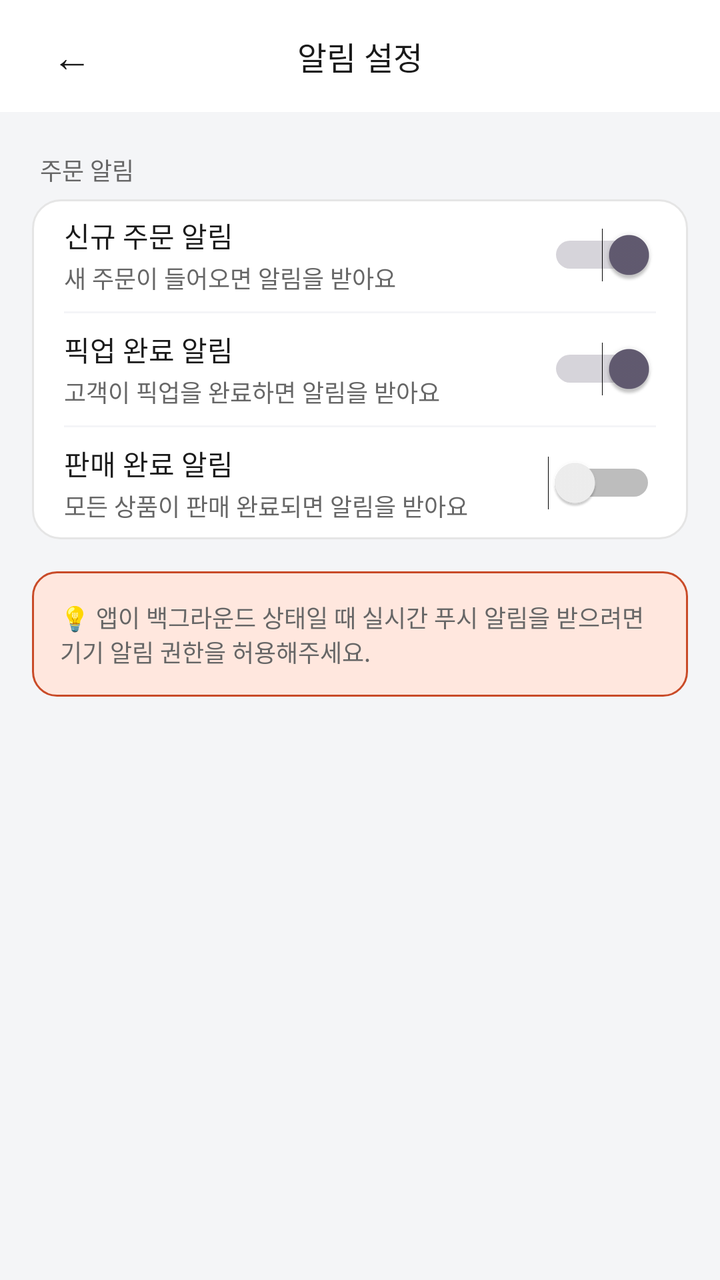
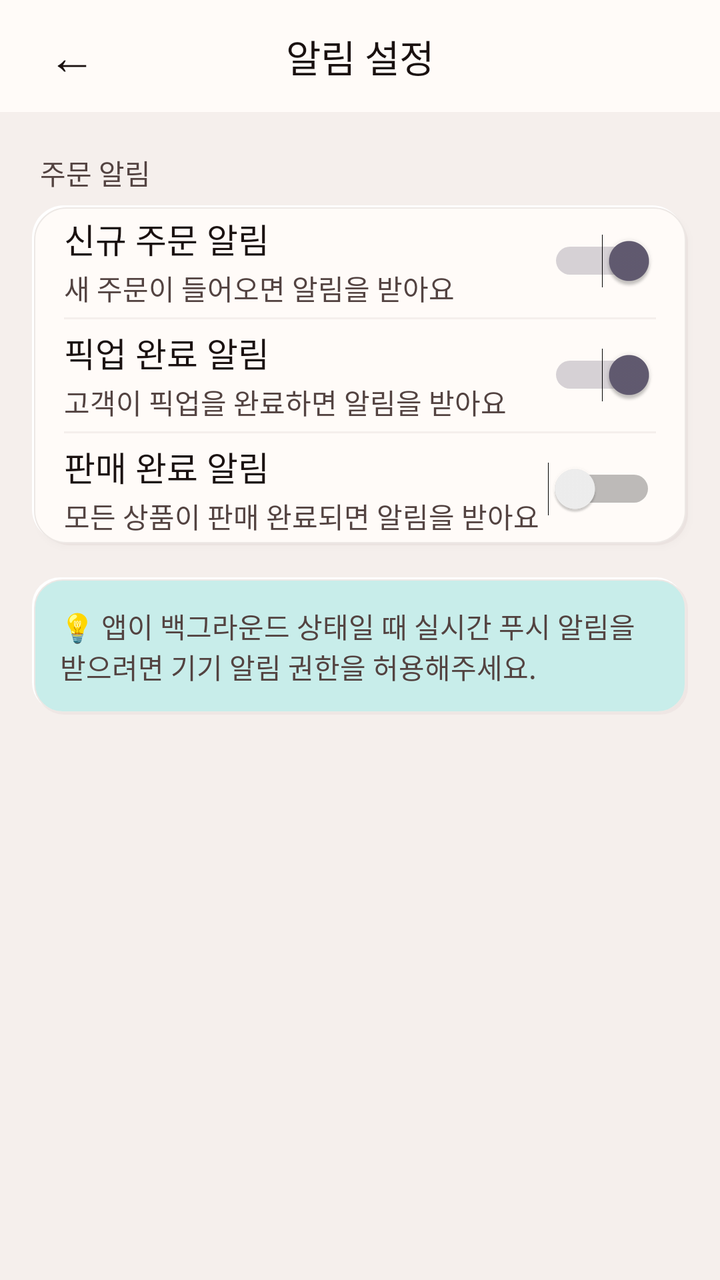

Compare the two renders of this Android layout. The source of the first and the diff that turns it into the second are given below.
<!-- AndroidManifest.xml: application theme Theme.Deuktemsiru_seller -->
<!-- res/layout/activity_notification_settings.xml -->
<?xml version="1.0" encoding="utf-8"?>

<LinearLayout
    xmlns:android="http://schemas.android.com/apk/res/android"
    android:layout_width="match_parent"
    android:layout_height="match_parent"
    android:orientation="vertical"
    android:background="@color/surface">

    
    <LinearLayout
        android:layout_width="match_parent"
        android:layout_height="56dp"
        android:orientation="horizontal"
        android:gravity="center_vertical"
        android:paddingHorizontal="16dp"
        android:background="@color/white">

        <TextView
            android:id="@+id/btn_back"
            android:layout_width="40dp"
            android:layout_height="40dp"
            android:gravity="center"
            android:text="←"
            android:textSize="20sp"
            android:textColor="@color/text"
            android:clickable="true"
            android:focusable="true" />

        <TextView
            android:layout_width="0dp"
            android:layout_height="wrap_content"
            android:layout_weight="1"
            android:gravity="center"
            android:text="알림 설정"
            android:textSize="16sp"
            android:textColor="@color/text"
            android:fontFamily="sans-serif-medium" />

        <View android:layout_width="40dp" android:layout_height="40dp" />

    </LinearLayout>

    
    <TextView
        android:layout_width="wrap_content"
        android:layout_height="wrap_content"
        android:text="주문 알림"
        android:textSize="12sp"
        android:textColor="@color/text_sub"
        android:layout_marginHorizontal="20dp"
        android:layout_marginTop="20dp"
        android:layout_marginBottom="6dp" />

    <LinearLayout
        android:layout_width="match_parent"
        android:layout_height="wrap_content"
        android:orientation="vertical"
        android:background="@drawable/bg_card_white"
        android:layout_marginHorizontal="16dp">

        
        <LinearLayout
            android:layout_width="match_parent"
            android:layout_height="56dp"
            android:orientation="horizontal"
            android:gravity="center_vertical"
            android:paddingHorizontal="16dp">

            <LinearLayout
                android:layout_width="0dp"
                android:layout_height="wrap_content"
                android:layout_weight="1"
                android:orientation="vertical">

                <TextView
                    android:layout_width="wrap_content"
                    android:layout_height="wrap_content"
                    android:text="신규 주문 알림"
                    android:textSize="14sp"
                    android:textColor="@color/text" />

                <TextView
                    android:layout_width="wrap_content"
                    android:layout_height="wrap_content"
                    android:text="새 주문이 들어오면 알림을 받아요"
                    android:textSize="12sp"
                    android:textColor="@color/text_sub"
                    android:layout_marginTop="2dp" />

            </LinearLayout>

            <Switch
                android:id="@+id/switch_new_order"
                android:layout_width="wrap_content"
                android:layout_height="wrap_content"
                android:checked="true" />

        </LinearLayout>

        <View
            android:layout_width="match_parent"
            android:layout_height="1dp"
            android:background="@color/surface"
            android:layout_marginHorizontal="16dp" />

        
        <LinearLayout
            android:layout_width="match_parent"
            android:layout_height="56dp"
            android:orientation="horizontal"
            android:gravity="center_vertical"
            android:paddingHorizontal="16dp">

            <LinearLayout
                android:layout_width="0dp"
                android:layout_height="wrap_content"
                android:layout_weight="1"
                android:orientation="vertical">

                <TextView
                    android:layout_width="wrap_content"
                    android:layout_height="wrap_content"
                    android:text="픽업 완료 알림"
                    android:textSize="14sp"
                    android:textColor="@color/text" />

                <TextView
                    android:layout_width="wrap_content"
                    android:layout_height="wrap_content"
                    android:text="고객이 픽업을 완료하면 알림을 받아요"
                    android:textSize="12sp"
                    android:textColor="@color/text_sub"
                    android:layout_marginTop="2dp" />

            </LinearLayout>

            <Switch
                android:id="@+id/switch_pickup_complete"
                android:layout_width="wrap_content"
                android:layout_height="wrap_content"
                android:checked="true" />

        </LinearLayout>

        <View
            android:layout_width="match_parent"
            android:layout_height="1dp"
            android:background="@color/surface"
            android:layout_marginHorizontal="16dp" />

        
        <LinearLayout
            android:layout_width="match_parent"
            android:layout_height="56dp"
            android:orientation="horizontal"
            android:gravity="center_vertical"
            android:paddingHorizontal="16dp">

            <LinearLayout
                android:layout_width="0dp"
                android:layout_height="wrap_content"
                android:layout_weight="1"
                android:orientation="vertical">

                <TextView
                    android:layout_width="wrap_content"
                    android:layout_height="wrap_content"
                    android:text="판매 완료 알림"
                    android:textSize="14sp"
                    android:textColor="@color/text" />

                <TextView
                    android:layout_width="wrap_content"
                    android:layout_height="wrap_content"
                    android:text="모든 상품이 판매 완료되면 알림을 받아요"
                    android:textSize="12sp"
                    android:textColor="@color/text_sub"
                    android:layout_marginTop="2dp" />

            </LinearLayout>

            <Switch
                android:id="@+id/switch_sale_complete"
                android:layout_width="wrap_content"
                android:layout_height="wrap_content"
                android:checked="false" />

        </LinearLayout>

    </LinearLayout>

    
    <LinearLayout
        android:layout_width="match_parent"
        android:layout_height="wrap_content"
        android:orientation="horizontal"
        android:gravity="center_vertical"
        android:background="@drawable/bg_insight_box"
        android:padding="14dp"
        android:layout_marginHorizontal="16dp"
        android:layout_marginTop="16dp">

        <TextView
            android:layout_width="0dp"
            android:layout_height="wrap_content"
            android:layout_weight="1"
            android:text="💡 앱이 백그라운드 상태일 때 실시간 푸시 알림을 받으려면 기기 알림 권한을 허용해주세요."
            android:textSize="12sp"
            android:textColor="@color/text_sub" />

    </LinearLayout>

</LinearLayout>
<!-- resources referenced by this layout -->
<resources>
  <color name="surface">#FFF4F5F7</color>
  <color name="text">#FF1A1A1A</color>
  <color name="text_sub">#FF666666</color>
  <color name="white">#FFFFFFFF</color>
  <!-- drawable bg_card_white (drawable) -->
  <?xml version="1.0" encoding="utf-8"?>
  
  <shape xmlns:android="http://schemas.android.com/apk/res/android"
      android:shape="rectangle">
      <solid android:color="#FFFFFF" />
      <stroke android:width="1dp" android:color="#E5E5E5" />
      <corners android:radius="14dp" />
  </shape>
  <!-- drawable bg_insight_box (drawable) -->
  <?xml version="1.0" encoding="utf-8"?>
  
  <shape xmlns:android="http://schemas.android.com/apk/res/android"
      android:shape="rectangle">
      <solid android:color="@color/primary_light" />
      <stroke android:width="1dp" android:color="@color/primary" />
      <corners android:radius="12dp" />
  </shape>
  <style name="Theme.Deuktemsiru_seller" parent="Base.Theme.Deuktemsiru_seller" />
  <color name="primary_light">#FFFFE7DE</color>
  <color name="primary">#FFC94B28</color>
  <style name="Base.Theme.Deuktemsiru_seller" parent="Theme.Material3.Light.NoActionBar">
          <item name="colorPrimary">@color/primary</item>
          <item name="colorPrimaryVariant">@color/primary_dark</item>
          <item name="colorOnPrimary">@color/white</item>
          <item name="colorSurface">@color/surface</item>
          <item name="android:colorBackground">@color/surface</item>
          <item name="android:fontFamily">sans-serif</item>
          <item name="bottomNavigationStyle">@style/Widget.App.BottomNav</item>
      </style>
  <color name="primary_dark">#FF8A2F19</color>
  <style name="Widget.App.BottomNav" parent="Widget.Material3.BottomNavigationView">
          <item name="itemIconTint">@color/bottom_nav_color</item>
          <item name="itemTextColor">@color/bottom_nav_color</item>
          <item name="itemActiveIndicatorStyle">@style/Widget.App.ActiveIndicator</item>
      </style>
  <style name="Widget.App.ActiveIndicator" parent="Widget.Material3.BottomNavigationView.ActiveIndicator">
          <item name="android:color">@color/primary_light</item>
      </style>
</resources>

<!-- the commit's change to res/layout/activity_notification_settings.xml (unified diff, before → after) -->
@@ -14,7 +14,7 @@
         android:orientation="horizontal"
         android:gravity="center_vertical"
         android:paddingHorizontal="16dp"
-        android:background="@color/white">
+        android:background="@color/surface_alt">
 
         <TextView
             android:id="@+id/btn_back"
@@ -22,7 +22,7 @@
             android:layout_height="40dp"
             android:gravity="center"
             android:text="←"
-            android:textSize="20sp"
+            android:textSize="24sp"
             android:textColor="@color/text"
             android:clickable="true"
             android:focusable="true" />
@@ -33,7 +33,7 @@
             android:layout_weight="1"
             android:gravity="center"
             android:text="알림 설정"
-            android:textSize="16sp"
+            android:textSize="19sp"
             android:textColor="@color/text"
             android:fontFamily="sans-serif-medium" />
 
@@ -46,7 +46,7 @@
         android:layout_width="wrap_content"
         android:layout_height="wrap_content"
         android:text="주문 알림"
-        android:textSize="12sp"
+        android:textSize="14sp"
         android:textColor="@color/text_sub"
         android:layout_marginHorizontal="20dp"
         android:layout_marginTop="20dp"
@@ -57,6 +57,7 @@
         android:layout_height="wrap_content"
         android:orientation="vertical"
         android:background="@drawable/bg_card_white"
+    android:elevation="2dp"
         android:layout_marginHorizontal="16dp">
 
         
@@ -77,14 +78,14 @@
                     android:layout_width="wrap_content"
                     android:layout_height="wrap_content"
                     android:text="신규 주문 알림"
+                    android:textSize="17sp"
+                    android:textColor="@color/text" />
+
+                <TextView
+                    android:layout_width="wrap_content"
+                    android:layout_height="wrap_content"
+                    android:text="새 주문이 들어오면 알림을 받아요"
                     android:textSize="14sp"
-                    android:textColor="@color/text" />
-
-                <TextView
-                    android:layout_width="wrap_content"
-                    android:layout_height="wrap_content"
-                    android:text="새 주문이 들어오면 알림을 받아요"
-                    android:textSize="12sp"
                     android:textColor="@color/text_sub"
                     android:layout_marginTop="2dp" />
 
@@ -122,14 +123,14 @@
                     android:layout_width="wrap_content"
                     android:layout_height="wrap_content"
                     android:text="픽업 완료 알림"
+                    android:textSize="17sp"
+                    android:textColor="@color/text" />
+
+                <TextView
+                    android:layout_width="wrap_content"
+                    android:layout_height="wrap_content"
+                    android:text="고객이 픽업을 완료하면 알림을 받아요"
                     android:textSize="14sp"
-                    android:textColor="@color/text" />
-
-                <TextView
-                    android:layout_width="wrap_content"
-                    android:layout_height="wrap_content"
-                    android:text="고객이 픽업을 완료하면 알림을 받아요"
-                    android:textSize="12sp"
                     android:textColor="@color/text_sub"
                     android:layout_marginTop="2dp" />
 
@@ -167,14 +168,14 @@
                     android:layout_width="wrap_content"
                     android:layout_height="wrap_content"
                     android:text="판매 완료 알림"
+                    android:textSize="17sp"
+                    android:textColor="@color/text" />
+
+                <TextView
+                    android:layout_width="wrap_content"
+                    android:layout_height="wrap_content"
+                    android:text="모든 상품이 판매 완료되면 알림을 받아요"
                     android:textSize="14sp"
-                    android:textColor="@color/text" />
-
-                <TextView
-                    android:layout_width="wrap_content"
-                    android:layout_height="wrap_content"
-                    android:text="모든 상품이 판매 완료되면 알림을 받아요"
-                    android:textSize="12sp"
                     android:textColor="@color/text_sub"
                     android:layout_marginTop="2dp" />
 
@@ -206,7 +207,7 @@
             android:layout_height="wrap_content"
             android:layout_weight="1"
             android:text="💡 앱이 백그라운드 상태일 때 실시간 푸시 알림을 받으려면 기기 알림 권한을 허용해주세요."
-            android:textSize="12sp"
+            android:textSize="14sp"
             android:textColor="@color/text_sub" />
 
     </LinearLayout>
<!-- resource entries referenced after the edit -->
@@ -1,30 +1,62 @@
 <!-- resources referenced by this layout -->
 <resources>
-  <color name="surface">#FFF4F5F7</color>
-  <color name="text">#FF1A1A1A</color>
-  <color name="text_sub">#FF666666</color>
+  <color name="surface">#FFF5EFEC</color>
+  <color name="surface_alt">#FFFFFBF8</color>
+  <color name="text">#FF1A1110</color>
+  <color name="text_sub">#FF534341</color>
   <color name="white">#FFFFFFFF</color>
   <!-- drawable bg_card_white (drawable) -->
   <?xml version="1.0" encoding="utf-8"?>
-  
-  <shape xmlns:android="http://schemas.android.com/apk/res/android"
-      android:shape="rectangle">
-      <solid android:color="#FFFFFF" />
-      <stroke android:width="1dp" android:color="#E5E5E5" />
-      <corners android:radius="14dp" />
-  </shape>
+  <layer-list xmlns:android="http://schemas.android.com/apk/res/android">
+      <item android:left="3dp" android:top="3dp">
+          <shape android:shape="rectangle">
+              <solid android:color="@color/neu_shadow" />
+              <corners android:radius="16dp" />
+          </shape>
+      </item>
+      <item android:right="2dp" android:bottom="2dp">
+          <shape android:shape="rectangle">
+              <solid android:color="@color/neu_highlight" />
+              <corners android:radius="16dp" />
+          </shape>
+      </item>
+      <item android:left="1dp" android:top="1dp" android:right="1dp" android:bottom="1dp">
+          <shape android:shape="rectangle">
+              <solid android:color="@color/surface_alt" />
+              <stroke android:width="0.5dp" android:color="@color/border_light" />
+              <corners android:radius="16dp" />
+          </shape>
+      </item>
+  </layer-list>
   <!-- drawable bg_insight_box (drawable) -->
   <?xml version="1.0" encoding="utf-8"?>
-  
-  <shape xmlns:android="http://schemas.android.com/apk/res/android"
-      android:shape="rectangle">
-      <solid android:color="@color/primary_light" />
-      <stroke android:width="1dp" android:color="@color/primary" />
-      <corners android:radius="12dp" />
-  </shape>
+  <layer-list xmlns:android="http://schemas.android.com/apk/res/android">
+      <item android:left="2dp" android:top="2dp">
+          <shape android:shape="rectangle">
+              <solid android:color="@color/neu_shadow" />
+              <corners android:radius="14dp" />
+          </shape>
+      </item>
+      <item android:right="2dp" android:bottom="2dp">
+          <shape android:shape="rectangle">
+              <solid android:color="@color/neu_highlight" />
+              <corners android:radius="14dp" />
+          </shape>
+      </item>
+      <item android:left="1dp" android:top="1dp" android:right="1dp" android:bottom="1dp">
+          <shape android:shape="rectangle">
+              <solid android:color="@color/primary_light" />
+              <stroke android:width="0.5dp" android:color="@color/border_light" />
+              <corners android:radius="14dp" />
+          </shape>
+      </item>
+  </layer-list>
   <style name="Theme.Deuktemsiru_seller" parent="Base.Theme.Deuktemsiru_seller" />
-  <color name="primary_light">#FFFFE7DE</color>
-  <color name="primary">#FFC94B28</color>
+  <color name="neu_shadow">#24C7B3AD</color>
+  <color name="neu_highlight">#FFFFFFFF</color>
+  <color name="border_light">#FFEDE8E5</color>
+  <color name="primary_light">#C8EDEA</color>
+  <color name="primary">#0B7A6E</color>
   <style name="Base.Theme.Deuktemsiru_seller" parent="Theme.Material3.Light.NoActionBar">
           <item name="colorPrimary">@color/primary</item>
           <item name="colorPrimaryVariant">@color/primary_dark</item>
@@ -32,9 +64,12 @@
           <item name="colorSurface">@color/surface</item>
           <item name="android:colorBackground">@color/surface</item>
           <item name="android:fontFamily">sans-serif</item>
+          <item name="android:navigationBarColor">@color/surface_alt</item>
+          <item name="android:statusBarColor" tools:targetApi="l">@color/surface_alt</item>
+          <item name="android:windowLightStatusBar" tools:targetApi="m">true</item>
           <item name="bottomNavigationStyle">@style/Widget.App.BottomNav</item>
       </style>
-  <color name="primary_dark">#FF8A2F19</color>
+  <color name="primary_dark">#065950</color>
   <style name="Widget.App.BottomNav" parent="Widget.Material3.BottomNavigationView">
           <item name="itemIconTint">@color/bottom_nav_color</item>
           <item name="itemTextColor">@color/bottom_nav_color</item>
